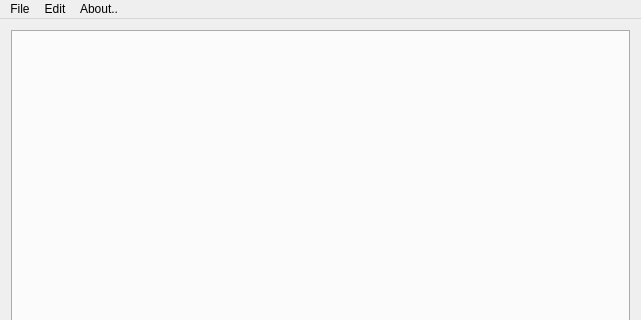
This is EditorTexto/mainwindow.ui in Antoniolm/Editor_Texto-Qt5 as Qt 5 draws it before an edit; both pictures show x 0 to 641 and y 0 to 320 of the 641 by 576 pixel window. The edited form follows.
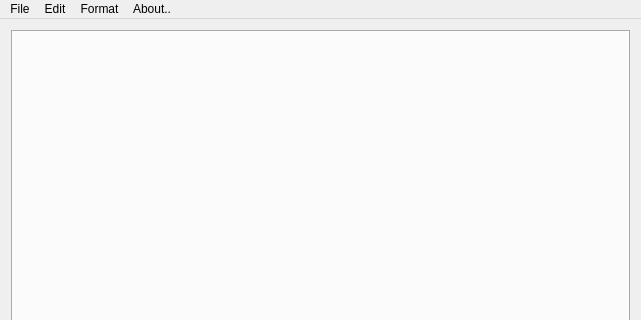
This is the edited form.

The edit to the form file:
```diff
--- a/EditorTexto/mainwindow.ui
+++ b/EditorTexto/mainwindow.ui
@@ -64,8 +64,15 @@
     </property>
     <addaction name="actionAbout"/>
    </widget>
+   <widget class="QMenu" name="menuFormat">
+    <property name="title">
+     <string>Format</string>
+    </property>
+    <addaction name="actionVisualization_Format"/>
+   </widget>
    <addaction name="menuFile"/>
    <addaction name="menuEdition"/>
+   <addaction name="menuFormat"/>
    <addaction name="menuHelp_2"/>
   </widget>
   <widget class="QStatusBar" name="statusBar"/>
```
Left out of the diff: 5 changed lines with no effect on the pictures.
